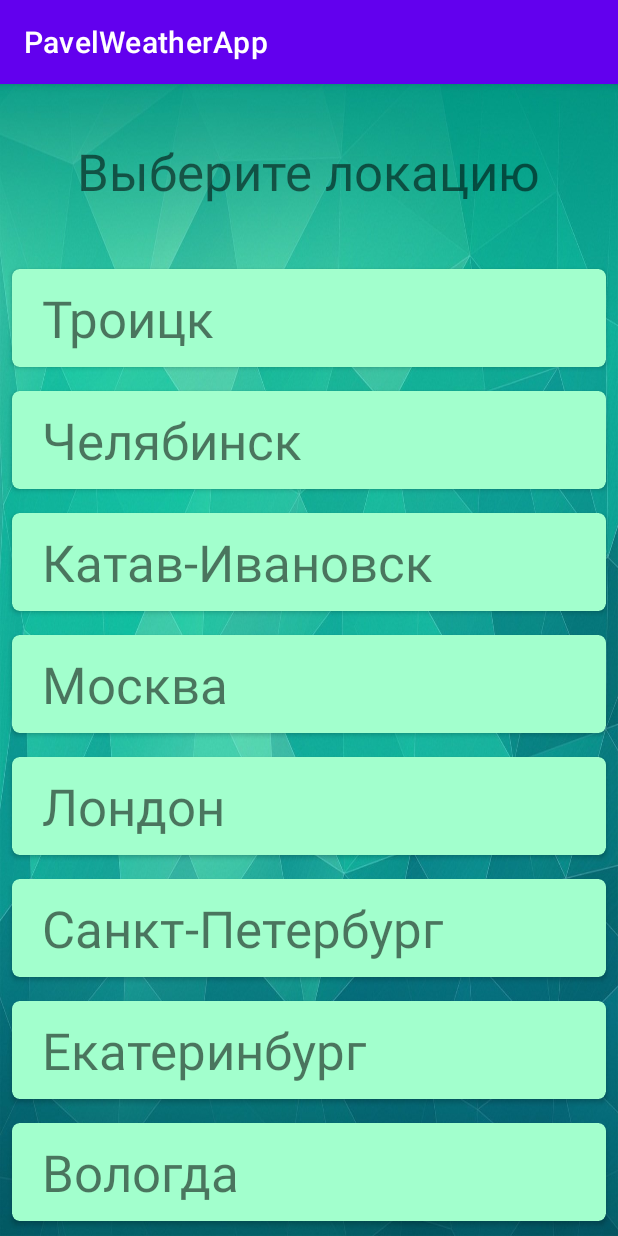
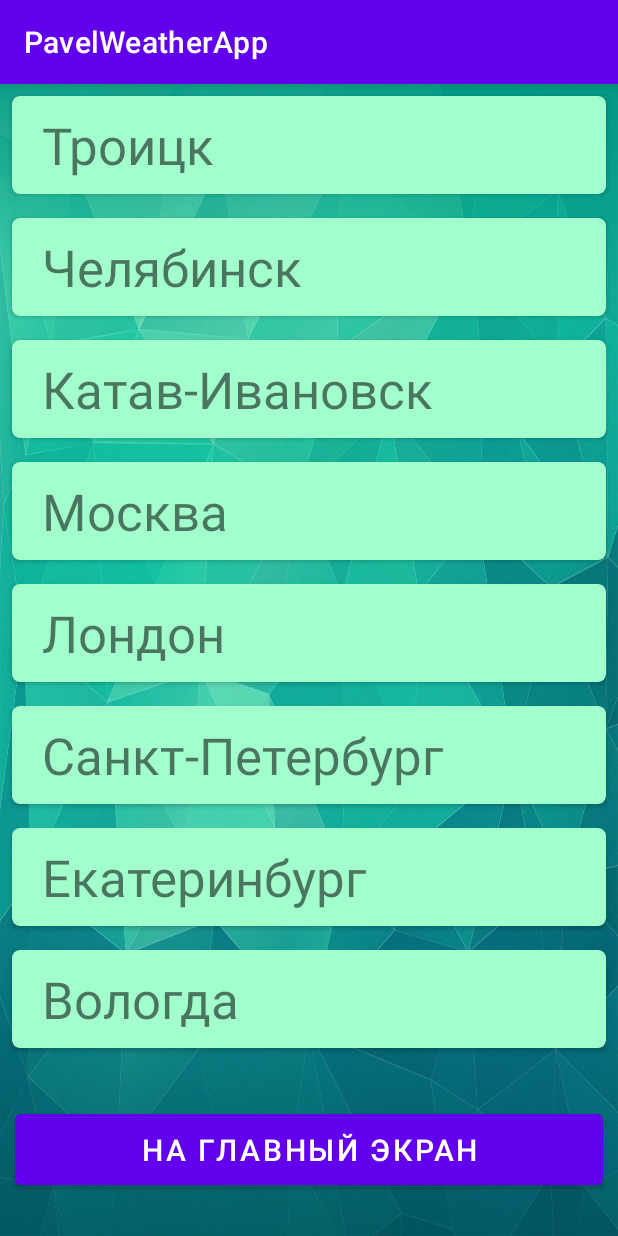
Before and after one commit to PavelPonomarchuk/PavelWeatherApp, an Android app: the ShowLocationsActivity screen opened directly, with no data from a screen before it, on a phone screen of 412 x 824 dp. Run offline under Robolectric (Android 15) with nearby library versions, the phone set to English and light mode, and no system bars.

Commit message:
Add button from locations to main activity

```diff
--- a/app/src/main/java/ru/ponomarchukpn/pavelweatherapp/ShowLocationsActivity.java
+++ b/app/src/main/java/ru/ponomarchukpn/pavelweatherapp/ShowLocationsActivity.java
@@ -4,12 +4,16 @@ import androidx.appcompat.app.AppCompatActivity;
 import androidx.recyclerview.widget.LinearLayoutManager;
 import androidx.recyclerview.widget.RecyclerView;
 
+import android.content.Intent;
 import android.os.Bundle;
+import android.view.View;
+import android.widget.Button;
 
 import java.util.ArrayList;
 
 public class ShowLocationsActivity extends AppCompatActivity {
     private RecyclerView recyclerView;
+    private Button btnGoToMain;
 
     private ArrayList<Location> locations = new ArrayList<>();
 
@@ -18,6 +22,7 @@ public class ShowLocationsActivity extends AppCompatActivity {
         super.onCreate(savedInstanceState);
         setContentView(R.layout.activity_show_locations);
         recyclerView = findViewById(R.id.recyclerViewLocations);
+        btnGoToMain = findViewById(R.id.buttonFromLocationsToMain);
 
         //test data
         locations.add(new Location("Троицк"));
@@ -36,5 +41,13 @@ public class ShowLocationsActivity extends AppCompatActivity {
         LocationsAdapter adapter = new LocationsAdapter(locations);
         recyclerView.setLayoutManager(new LinearLayoutManager(this));
         recyclerView.setAdapter(adapter);
+
+        btnGoToMain.setOnClickListener(new View.OnClickListener() {
+            @Override
+            public void onClick(View view) {
+                Intent intent = new Intent(ShowLocationsActivity.this, MainActivity.class);
+                startActivity(intent);
+            }
+        });
     }
 }
--- a/app/src/main/res/layout/activity_show_locations.xml
+++ b/app/src/main/res/layout/activity_show_locations.xml
@@ -7,30 +7,35 @@
     tools:context=".ShowLocationsActivity"
     android:background="@drawable/background">
 
+    <androidx.recyclerview.widget.RecyclerView
+        android:id="@+id/recyclerViewLocations"
+        android:layout_width="0dp"
+        android:layout_height="0dp"
+        app:layout_constraintBottom_toTopOf="@id/guideline5"
+        app:layout_constraintEnd_toEndOf="parent"
+        app:layout_constraintStart_toStartOf="parent"
+        app:layout_constraintTop_toTopOf="parent" />
+
     <androidx.constraintlayout.widget.Guideline
         android:id="@+id/guideline5"
         android:layout_width="wrap_content"
         android:layout_height="wrap_content"
         android:orientation="horizontal"
-        app:layout_constraintGuide_percent="0.15" />
+        app:layout_constraintGuide_percent="0.85" />
 
-    <TextView
-        android:id="@+id/textViewChooseLocationLabel"
-        android:layout_width="wrap_content"
+    <Button
+        android:id="@+id/buttonFromLocationsToMain"
+        android:layout_width="0dp"
         android:layout_height="wrap_content"
-        android:text="@string/label_choose_location"
-        android:textSize="34sp"
-        app:layout_constraintBottom_toTopOf="@+id/guideline5"
-        app:layout_constraintEnd_toEndOf="parent"
-        app:layout_constraintStart_toStartOf="parent"
-        app:layout_constraintTop_toTopOf="parent" />
-
-    <androidx.recyclerview.widget.RecyclerView
-        android:id="@+id/recyclerViewLocations"
-        android:layout_width="0dp"
-        android:layout_height="0dp"
+        android:layout_marginLeft="10dp"
+        android:layout_marginRight="10dp"
+        android:paddingTop="10dp"
+        android:paddingBottom="10dp"
+        android:text="@string/btn_go_to_main"
+        android:textSize="20sp"
         app:layout_constraintBottom_toBottomOf="parent"
         app:layout_constraintEnd_toEndOf="parent"
         app:layout_constraintStart_toStartOf="parent"
-        app:layout_constraintTop_toBottomOf="@+id/guideline5" />
+        app:layout_constraintTop_toBottomOf="@+id/recyclerViewLocations" />
+
 </androidx.constraintlayout.widget.ConstraintLayout>
--- a/app/src/main/res/values/strings.xml
+++ b/app/src/main/res/values/strings.xml
@@ -10,4 +10,5 @@
     <string name="btn_go_to_main">На главный экран</string>
     <string name="btn_save_result">Сохранить результат</string>
     <string name="label_choose_location">Выберите локацию</string>
+    <string name="description_go_to_main">Вернуться на главный экран</string>
 </resources>
```
